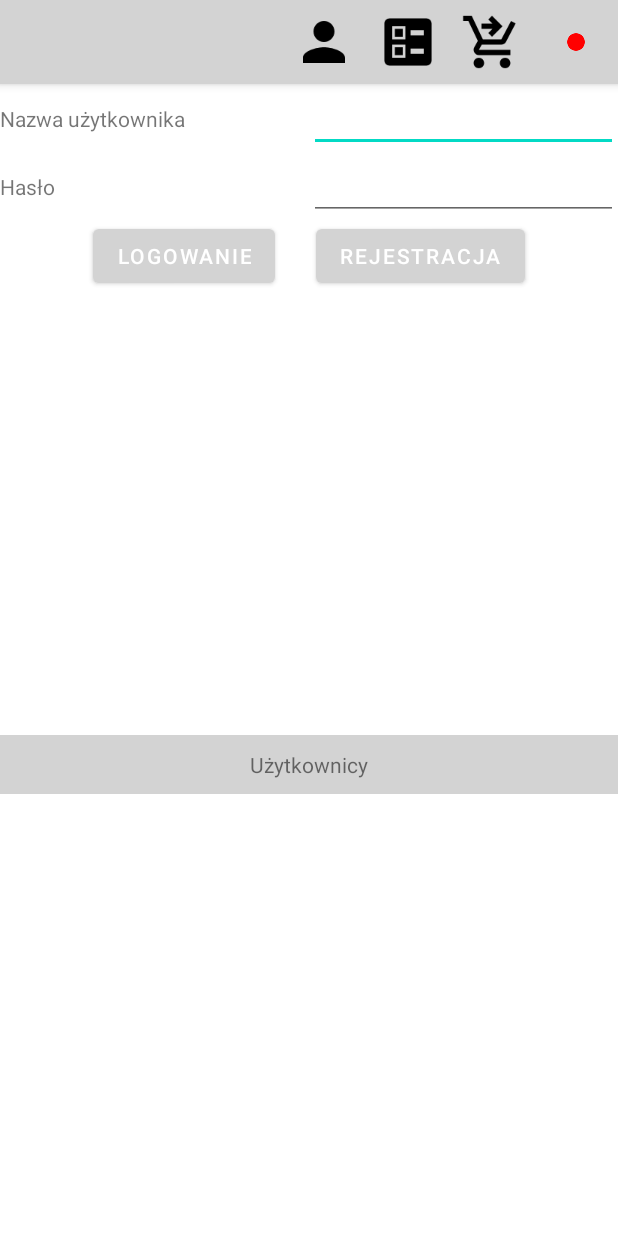
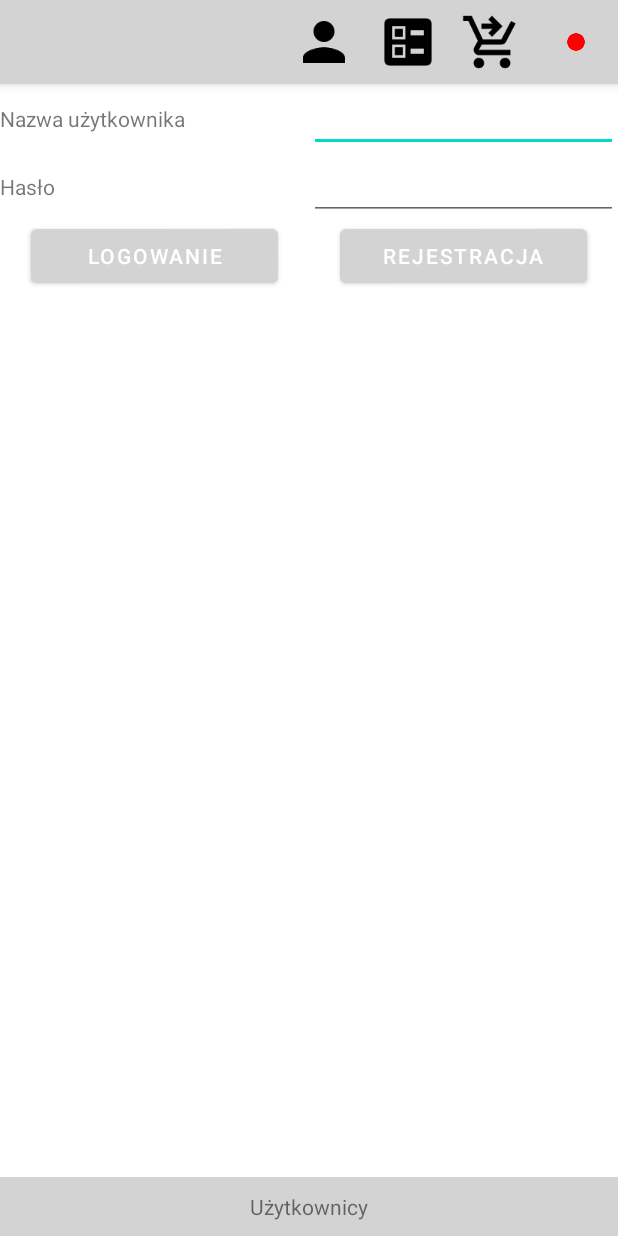
Before and after one commit to KamJer/Shopping-List-Client, an Android app: the LoginDialogOptionalLogin screen opened directly, with no data from a screen before it, on a phone screen of 412 x 824 dp. Run offline under Robolectric (Android 15) with nearby library versions, the phone set to English and light mode, and no system bars; our stand-ins replace Room's generated code; 8 statements that could not run were skipped.

Commit message:
change login and registration button layout in login screen

```diff
--- a/app/src/main/res/layout/login_dialog_layout.xml
+++ b/app/src/main/res/layout/login_dialog_layout.xml
@@ -92,46 +92,64 @@
 
 
     <androidx.constraintlayout.widget.ConstraintLayout
-        android:id="@+id/constraintLayout4"
         android:layout_width="0dp"
         android:layout_height="wrap_content"
+        app:layout_constraintStart_toStartOf="parent"
         app:layout_constraintEnd_toEndOf="parent"
-        app:layout_constraintStart_toStartOf="parent"
         app:layout_constraintTop_toBottomOf="@+id/constraintLayout3">
+
+        <androidx.constraintlayout.widget.Guideline
+            android:id="@+id/guideline40"
+            android:layout_width="wrap_content"
+            android:layout_height="wrap_content"
+            android:orientation="vertical"
+            app:layout_constraintGuide_percent="0.45" />
+
+        <androidx.constraintlayout.widget.Guideline
+            android:id="@+id/guideline41"
+            android:layout_width="wrap_content"
+            android:layout_height="wrap_content"
+            android:orientation="vertical"
+            app:layout_constraintGuide_percent="0.55" />
 
         <Button
             android:id="@+id/loginButton"
-            android:layout_width="wrap_content"
+            android:layout_width="0dp"
             android:layout_height="wrap_content"
             android:text="@string/loginButtonText"
             app:layout_constraintBottom_toBottomOf="parent"
-            app:layout_constraintStart_toStartOf="@+id/guideline13"
+            app:layout_constraintEnd_toStartOf="@id/guideline40"
+            app:layout_constraintHorizontal_bias="1.0"
+            app:layout_constraintStart_toStartOf="@+id/guideline42"
             app:layout_constraintTop_toTopOf="parent" />
 
         <Button
             android:id="@+id/registerButton"
-            android:layout_width="wrap_content"
+            android:layout_width="0dp"
             android:layout_height="wrap_content"
             android:text="@string/registerButtonText"
             app:layout_constraintBottom_toBottomOf="parent"
-            app:layout_constraintEnd_toStartOf="@+id/guideline14"
+            app:layout_constraintEnd_toStartOf="@+id/guideline43"
+            app:layout_constraintHorizontal_bias="0.0"
+            app:layout_constraintStart_toEndOf="@id/guideline41"
             app:layout_constraintTop_toTopOf="parent" />
 
         <androidx.constraintlayout.widget.Guideline
-            android:id="@+id/guideline13"
+            android:id="@+id/guideline42"
             android:layout_width="wrap_content"
             android:layout_height="wrap_content"
             android:orientation="vertical"
-            app:layout_constraintGuide_percent="0.15" />
+            app:layout_constraintGuide_percent="0.05" />
 
         <androidx.constraintlayout.widget.Guideline
-            android:id="@+id/guideline14"
+            android:id="@+id/guideline43"
             android:layout_width="wrap_content"
             android:layout_height="wrap_content"
             android:orientation="vertical"
-            app:layout_constraintGuide_percent="0.85" />
+            app:layout_constraintGuide_percent="0.95" />
 
     </androidx.constraintlayout.widget.ConstraintLayout>
+
 
     <LinearLayout
         android:layout_width="match_parent"
```
